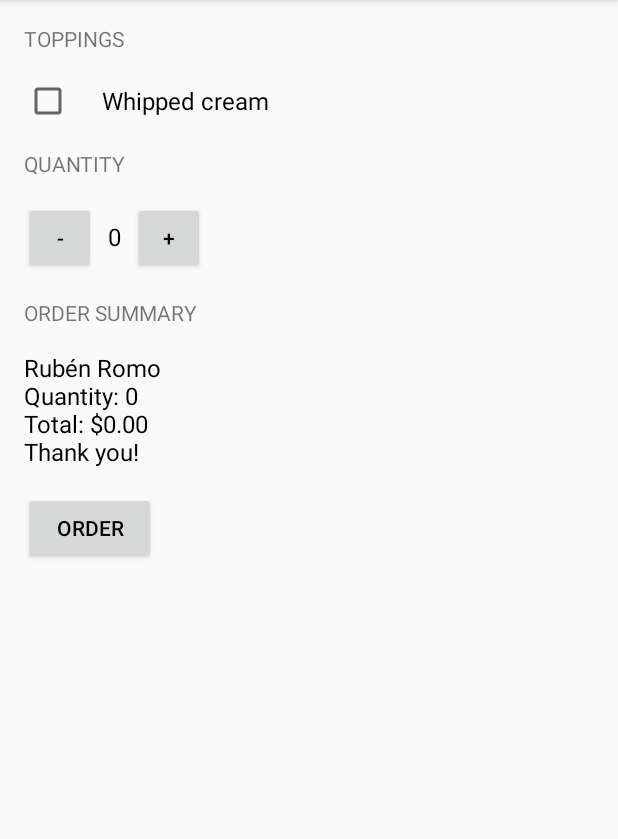
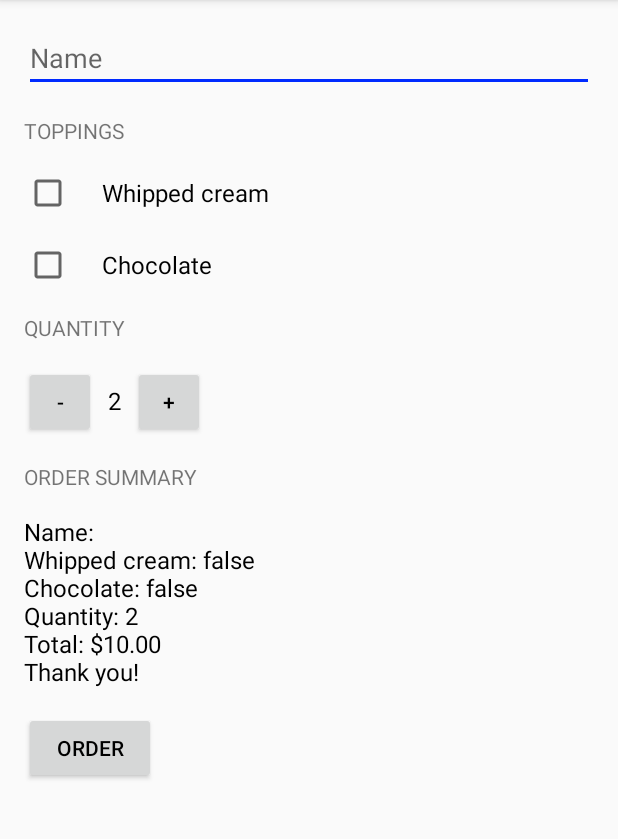
Before and after one commit to rubenjromo/JustKotlin_Android_APP, an Android app: the screen it shows after launch (MainActivity), after a tap on "ORDER", on a phone screen of 412 x 824 dp, the part 84-923 px from its top. Run offline under Robolectric (Android 15) with nearby library versions, the phone set to English and light mode, and no system bars; our stand-ins replace AdMob.

Commit message:
Added Name field Added 2 toppings Added Toast when trying to order less than 1 and more than 100 cups Price changes when toppings selected Accent color changed to blue Code cleanup

```diff
--- a/app/src/main/java/com/firstapp/rjromo/justkotlin/MainActivity.kt
+++ b/app/src/main/java/com/firstapp/rjromo/justkotlin/MainActivity.kt
@@ -3,11 +3,13 @@ package com.firstapp.rjromo.justkotlin
 import android.os.Bundle
 import android.support.v7.app.AppCompatActivity
 import android.view.View
+import android.widget.CheckBox
+import android.widget.EditText
 import android.widget.TextView
+import android.widget.Toast
 import com.google.android.gms.ads.AdRequest
 import com.google.android.gms.ads.AdView
 import com.google.android.gms.ads.MobileAds
-import kotlinx.android.synthetic.main.activity_main.*
 import java.text.NumberFormat
 
 
@@ -30,15 +32,25 @@ class MainActivity : AppCompatActivity() {
 
     }
 
-    var quantity: Int = 0
+     private var quantity: Int = 2
 
 
-    fun increment(view: View) {
+    fun increment(view:View) {
+        if (quantity == 100) {
+            Toast.makeText(this,"You can not order more than 100 cups",Toast.LENGTH_SHORT).show()
+            return
+        }
+
         quantity++
         display(quantity)
     }
 
-    fun decrement(view: View) {
+    fun decrement(view:View) {
+        if (quantity == 1) {
+            Toast.makeText(this,"You can not order less than 1 cup",Toast.LENGTH_SHORT).show()
+            return
+        }
+
         quantity--
         display(quantity)
     }
@@ -47,14 +59,21 @@ class MainActivity : AppCompatActivity() {
      * This method calculate price.
      */
     private fun calculatePrice():Int{
-        return quantity * 5
+        val whippedCreamCheckBox2 = findViewById<CheckBox>(R.id.whipped_cream_checkbox)
+        val chocolateCheckBox2 = findViewById<CheckBox>(R.id.chocolate_checkbox)
+        return when {
+            whippedCreamCheckBox2.isChecked && chocolateCheckBox2.isChecked -> quantity * (5 + 3)
+            whippedCreamCheckBox2.isChecked -> quantity * (5 + 1)
+            chocolateCheckBox2.isChecked -> quantity * (5 + 2)
+            else -> quantity * 5
+        }
 
     }
 
     /**
      * This method is called when the order button is clicked.
      */
-    fun submitOrder(view: View) {
+    fun submitOrder(view:View) {
         val message: String = createOrderSummary()
         displayMessage(message)
     }
@@ -72,12 +91,18 @@ class MainActivity : AppCompatActivity() {
      * This method displays a message on the screen.
      */
     private fun displayMessage(message: String) {
-        val orderSummaryTextView = findViewById<View>(R.id.order_summary_text_view) as TextView
+        val orderSummaryTextView = findViewById<TextView>(R.id.order_summary_text_view)
         orderSummaryTextView.text = message
     }
 
-    fun createOrderSummary():String {
-        var priceMessage:String = "Rubén Romo \nQuantity: ${quantity} \nTotal: ${NumberFormat.getCurrencyInstance().format(calculatePrice())} \nThank you!"
+    private fun createOrderSummary():String {
+        val nameField = findViewById<EditText>(R.id.name_field)
+        val name = nameField.text.toString()
+        val whippedCreamCheckBox = findViewById<CheckBox>(R.id.whipped_cream_checkbox)
+        val chocolateCheckBox = findViewById<CheckBox>(R.id.chocolate_checkbox)
+        val priceMessage:String = "Name: $name \nWhipped cream: ${whippedCreamCheckBox.isChecked}" +
+                "\nChocolate: ${chocolateCheckBox.isChecked} \nQuantity: $quantity" +
+                "\nTotal: ${NumberFormat.getCurrencyInstance().format(calculatePrice())} \nThank you!"
         return priceMessage
     }
 
--- a/app/src/main/res/drawable-v24/ic_launcher_foreground.xml
+++ b/app/src/main/res/drawable-v24/ic_launcher_foreground.xml
@@ -17,7 +17,7 @@
                 android:startY="61.0927"
                 android:type="linear">
                 <item
-                    android:color="#44000000"
+                    android:color="#00C4FF"
                     android:offset="0.0" />
                 <item
                     android:color="#00000000"
@@ -26,7 +26,7 @@
         </aapt:attr>
     </path>
     <path
-        android:fillColor="#FFFFFF"
+        android:fillColor="#020202"
         android:fillType="nonZero"
         android:pathData="M66.94,46.02L66.94,46.02C72.44,50.07 76,56.61 76,64L32,64C32,56.61 35.56,50.11 40.98,46.06L36.18,41.19C35.45,40.45 35.45,39.3 36.18,38.56C36.91,37.81 38.05,37.81 38.78,38.56L44.25,44.05C47.18,42.57 50.48,41.71 54,41.71C57.48,41.71 60.78,42.57 63.68,44.05L69.11,38.56C69.84,37.81 70.98,37.81 71.71,38.56C72.44,39.3 72.44,40.45 71.71,41.19L66.94,46.02ZM62.94,56.92C64.08,56.92 65,56.01 65,54.88C65,53.76 64.08,52.85 62.94,52.85C61.8,52.85 60.88,53.76 60.88,54.88C60.88,56.01 61.8,56.92 62.94,56.92ZM45.06,56.92C46.2,56.92 47.13,56.01 47.13,54.88C47.13,53.76 46.2,52.85 45.06,52.85C43.92,52.85 43,53.76 43,54.88C43,56.01 43.92,56.92 45.06,56.92Z"
         android:strokeWidth="1"
--- a/app/src/main/res/drawable/ic_launcher_background.xml
+++ b/app/src/main/res/drawable/ic_launcher_background.xml
@@ -5,7 +5,7 @@
     android:viewportWidth="108"
     android:viewportHeight="108">
     <path
-        android:fillColor="#008577"
+        android:fillColor="#F7F8F8"
         android:pathData="M0,0h108v108h-108z" />
     <path
         android:fillColor="#00000000"
--- a/app/src/main/res/layout/activity_main.xml
+++ b/app/src/main/res/layout/activity_main.xml
@@ -1,12 +1,30 @@
 <?xml version="1.0" encoding="utf-8"?>
-<LinearLayout xmlns:android="http://schemas.android.com/apk/res/android"
+
+<ScrollView xmlns:android="http://schemas.android.com/apk/res/android"
             xmlns:app="http://schemas.android.com/apk/res-auto"
             xmlns:tools="http://schemas.android.com/tools"
             android:layout_width="match_parent"
+            android:layout_height="match_parent">
+
+    <LinearLayout
+                  android:layout_width="match_parent"
                   android:layout_height="match_parent"
-              android:paddingBottom="16dp" android:paddingLeft="16dp" android:paddingRight="16dp"
+                  android:paddingBottom="16dp"
+                  android:paddingLeft="16dp"
+                  android:paddingRight="16dp"
                   android:paddingTop="16dp"
-              tools:context=".MainActivity" android:orientation="vertical">
+                  tools:context=".MainActivity"
+                  android:orientation="vertical">
+
+        <EditText
+                android:id="@+id/name_field"
+                android:layout_width="match_parent"
+                android:layout_height="match_parent"
+                android:layout_marginBottom="16dp"
+                android:hint="Name"
+                android:inputType="textCapWords"
+        />
+
         <TextView
                 android:layout_width="wrap_content"
                 android:layout_height="wrap_content"
@@ -16,10 +34,22 @@
         />
 
         <CheckBox
-            android:id="@+id/notify_me_checkbox"
+                android:id="@+id/whipped_cream_checkbox"
                 android:layout_width="wrap_content"
                 android:layout_height="wrap_content"
                 android:text="Whipped cream"
+                android:textAppearance="?android:textAppearanceMedium"
+                android:layout_marginBottom="16dp"
+                android:textSize="16sp"
+                android:paddingLeft="20dp"
+
+        />
+
+        <CheckBox
+                android:id="@+id/chocolate_checkbox"
+                android:layout_width="wrap_content"
+                android:layout_height="wrap_content"
+                android:text="Chocolate"
                 android:textAppearance="?android:textAppearanceMedium"
                 android:layout_marginBottom="16dp"
                 android:textSize="16sp"
@@ -54,7 +84,7 @@
                     android:layout_height="wrap_content"
                     android:id="@+id/quantity_text_view"
                     android:textSize="16sp"
-                android:text="0"
+                    android:text="2"
                     android:textColor="#000000"
                     android:layout_marginBottom="16dp"
                     android:paddingLeft="8dp"
@@ -87,7 +117,7 @@
                 android:layout_height="wrap_content"
                 android:id="@+id/order_summary_text_view"
                 android:textSize="16sp"
-            android:text="$0"
+                android:text="$10"
                 android:textColor="#000000"
                 android:layout_marginBottom="16dp"
         />
@@ -114,6 +144,6 @@
         </com.google.android.gms.ads.AdView>
 
 
+    </LinearLayout>
 
-
-</LinearLayout>
+</ScrollView>
--- a/app/src/main/res/values/colors.xml
+++ b/app/src/main/res/values/colors.xml
@@ -2,5 +2,5 @@
 <resources>
     <color name="colorPrimary">#000000</color>
     <color name="colorPrimaryDark">#000000</color>
-    <color name="colorAccent">#D81B60</color>
+    <color name="colorAccent">#002AFF</color>
 </resources>
```
Lines whose indentation alone changed are shown as unchanged.
